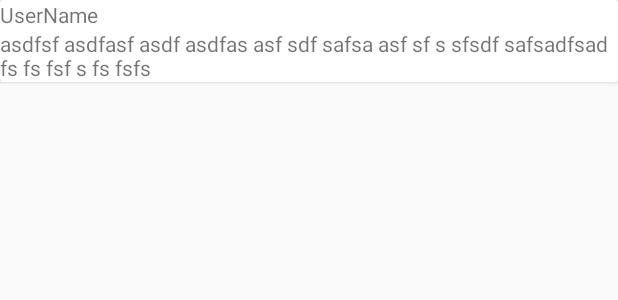
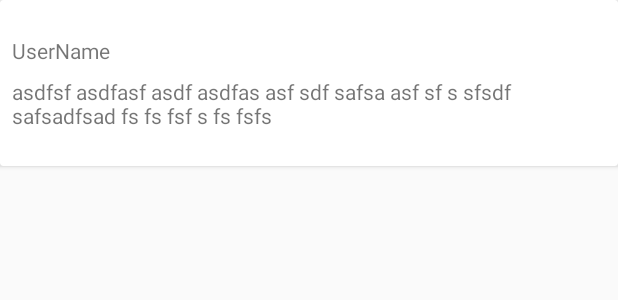
Before and after one commit to Boris-UTP/netgame, an Android app: the layout card_comment.xml on its own in the app's theme, with its tools: preview values and no code run, on a phone screen of 412 x 824 dp. Shown: the top 300 px of the screen. Run offline under Robolectric (Android 15) with nearby library versions, the phone set to English and light mode, and no system bars.

Commit message:
Modificaciones
Modificacion de diseño

```diff
--- a/app/src/main/java/com/netgame/netgame/activities/CreatePublicationActivity.java
+++ b/app/src/main/java/com/netgame/netgame/activities/CreatePublicationActivity.java
@@ -21,6 +21,7 @@ import com.google.gson.Gson;
 import com.netgame.netgame.R;
 import com.netgame.netgame.commons.PreferencesEditor;
 import com.netgame.netgame.models.Base;
+import com.netgame.netgame.models.Game;
 
 import org.json.JSONObject;
 
@@ -36,6 +37,8 @@ public class CreatePublicationActivity extends AppCompatActivity implements View
     private String tag;
     private Gson gson;
 
+    private Game game;
+
     @Override
     protected void onCreate(Bundle savedInstanceState) {
         super.onCreate(savedInstanceState);
@@ -44,6 +47,8 @@ public class CreatePublicationActivity extends AppCompatActivity implements View
 
         tag = getResources().getString(R.string.app_name);
         gson = new Gson();
+
+        game = Game.from(getIntent().getExtras());
 
         titleEditText = findViewById(R.id.titleEditText);
         descriptionEditText = findViewById(R.id.descriptionEditText);
@@ -78,6 +83,7 @@ public class CreatePublicationActivity extends AppCompatActivity implements View
                 .addHeaders("token", PreferencesEditor.getStringPreference(this, "token", ""))
                 .addBodyParameter("Title", titleEditText.getText().toString())
                 .addBodyParameter("Description", descriptionEditText.getText().toString())
+                .addBodyParameter("idGame", String.valueOf(game.getId()))
                 .setTag(tag)
                 .setPriority(Priority.LOW)
                 .build()
--- a/app/src/main/java/com/netgame/netgame/activities/PublicationActivity.java
+++ b/app/src/main/java/com/netgame/netgame/activities/PublicationActivity.java
@@ -131,6 +131,7 @@ public class PublicationActivity extends AppCompatActivity implements View.OnCli
         switch (tabLayout.getSelectedTabPosition()) {
             case 0:
                 Intent intentPublication = new Intent(getApplicationContext(), CreatePublicationActivity.class);
+                intentPublication.putExtras(game.toBundle());
                 startActivityForResult(intentPublication, 0);
                 break;
             case 1:
--- a/app/src/main/res/layout/card_comment.xml
+++ b/app/src/main/res/layout/card_comment.xml
@@ -2,11 +2,17 @@
 <android.support.v7.widget.CardView xmlns:android="http://schemas.android.com/apk/res/android"
     android:layout_width="match_parent"
     android:layout_height="wrap_content"
-    xmlns:app="http://schemas.android.com/apk/res-auto">
+    xmlns:app="http://schemas.android.com/apk/res-auto"
+    xmlns:card_view="http://schemas.android.com/tools"
+    card_view:cardElevation="4dp">
 
     <android.support.constraint.ConstraintLayout
         android:layout_width="match_parent"
-        android:layout_height="wrap_content">
+        android:layout_height="wrap_content"
+        android:paddingLeft="@dimen/default_margin"
+        android:paddingRight="@dimen/default_margin"
+        android:paddingTop="24dp"
+        android:paddingBottom="24dp">
 
         <TextView
             android:id="@+id/userNameTextView"
@@ -17,6 +23,7 @@
             app:layout_constraintLeft_toLeftOf="parent"/>
 
         <TextView
+            android:layout_marginTop="@dimen/default_margin"
             android:id="@+id/descriptionTextView"
             android:layout_width="wrap_content"
             android:layout_height="wrap_content"
```
Also changed, not shown: app/src/main/java/com/netgame/netgame/fragments/MapFragment.java (+11 -1 lines), app/src/main/res/layout/content_detail_publication.xml (+11 -1 lines), 44 other files.
